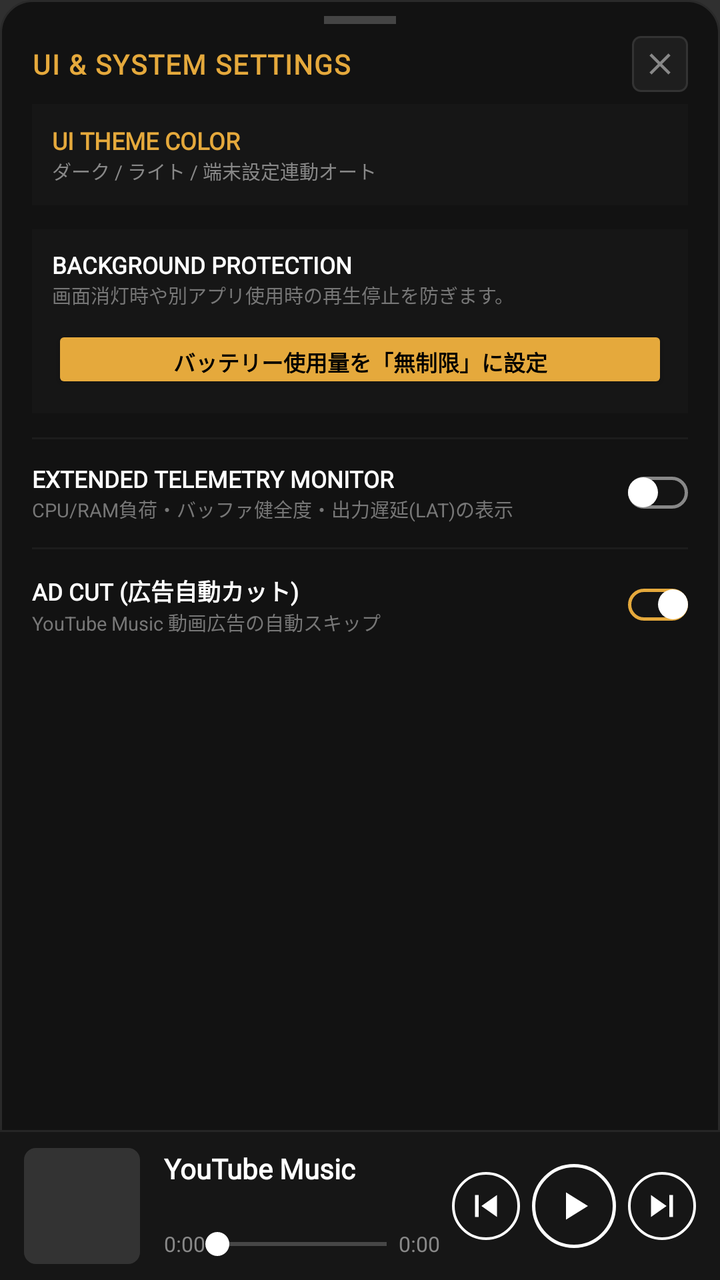
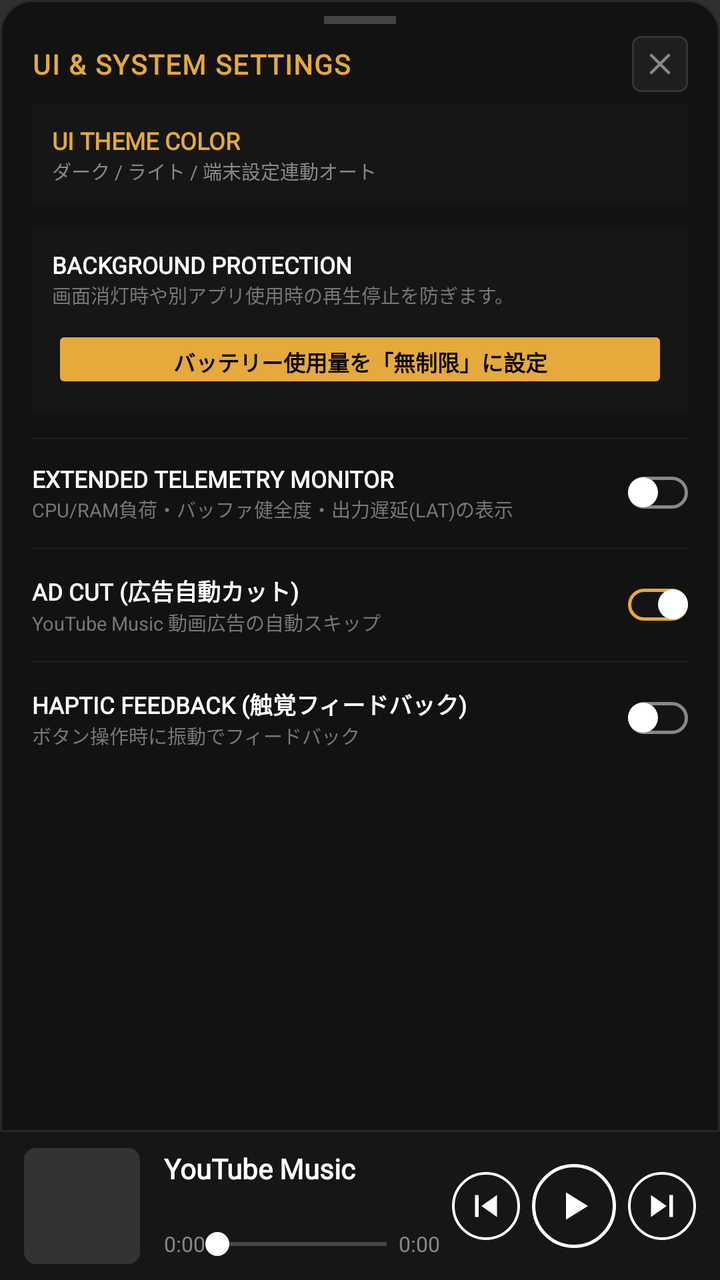

Two renders of the same Android screen: before a commit and after it. Below are the layout's source before the change and the commit's diff.
<!-- AndroidManifest.xml: application theme Theme.AppCompat.NoActionBar -->
<!-- res/layout/dialog_ui_settings.xml -->
<?xml version="1.0" encoding="utf-8"?>
<LinearLayout xmlns:android="http://schemas.android.com/apk/res/android"
    xmlns:app="http://schemas.android.com/apk/res-auto"
    android:id="@+id/uiDialogRoot"
    android:layout_width="match_parent"
    android:layout_height="match_parent"
    android:orientation="vertical"
    android:background="@drawable/bg_bottom_sheet_dap">

    <View
        android:layout_width="36dp"
        android:layout_height="4dp"
        android:layout_gravity="center_horizontal"
        android:background="#444444"
        android:layout_marginTop="8dp"
        android:layout_marginBottom="6dp" />

    <LinearLayout
        android:layout_width="match_parent"
        android:layout_height="wrap_content"
        android:orientation="horizontal"
        android:gravity="center_vertical"
        android:paddingStart="16dp"
        android:paddingEnd="16dp"
        android:layout_marginBottom="6dp">

        <TextView
            android:id="@+id/uiHeaderTitle"
            android:layout_width="0dp"
            android:layout_height="wrap_content"
            android:layout_weight="1"
            android:text="UI &amp; SYSTEM SETTINGS"
            android:textColor="#E5A93C"
            android:textSize="13.5sp"
            android:textStyle="bold"
            android:fontFamily="@font/font_dap_condensed"
            android:letterSpacing="0.05" />

        <ImageButton
            android:id="@+id/btnUiDialogClose"
            android:layout_width="28dp"
            android:layout_height="28dp"
            android:src="@drawable/ic_close"
            android:scaleType="centerInside"
            android:background="@drawable/bg_btn_icon"
            android:padding="5dp" />
    </LinearLayout>

    <androidx.core.widget.NestedScrollView
        android:layout_width="match_parent"
        android:layout_height="0dp"
        android:layout_weight="1"
        android:fillViewport="true">

        <LinearLayout
            android:layout_width="match_parent"
            android:layout_height="wrap_content"
            android:orientation="vertical"
            android:paddingStart="16dp"
            android:paddingEnd="16dp"
            android:paddingBottom="16dp">

            
            <LinearLayout
                android:id="@+id/layoutSectionTheme"
                android:layout_width="match_parent"
                android:layout_height="wrap_content"
                android:orientation="horizontal"
                android:gravity="center_vertical"
                android:background="#161616"
                android:padding="10dp"
                android:layout_marginBottom="12dp">

                <LinearLayout
                    android:layout_width="0dp"
                    android:layout_height="wrap_content"
                    android:layout_weight="1"
                    android:orientation="vertical">

                    <TextView
                        android:id="@+id/textThemeTitle"
                        android:layout_width="wrap_content"
                        android:layout_height="wrap_content"
                        android:text="UI THEME COLOR"
                        android:textColor="#E5A93C"
                        android:textSize="12sp"
                        android:textStyle="bold"
                        android:fontFamily="@font/font_dap_condensed" />

                    <TextView
                        android:id="@+id/textThemeSub"
                        android:layout_width="wrap_content"
                        android:layout_height="wrap_content"
                        android:text="ダーク / ライト / 端末設定連動オート"
                        android:textColor="#888888"
                        android:textSize="9.5sp" />
                </LinearLayout>

                <Spinner
                    android:id="@+id/dialogSpinnerTheme"
                    android:layout_width="wrap_content"
                    android:layout_height="30dp"
                    android:background="@drawable/bg_spinner_dap"
                    android:popupBackground="#1A1A1A" />
            </LinearLayout>

            
            <LinearLayout
                android:id="@+id/layoutSectionBattery"
                android:layout_width="match_parent"
                android:layout_height="wrap_content"
                android:orientation="vertical"
                android:background="#161616"
                android:padding="10dp"
                android:layout_marginBottom="12dp">

                <TextView
                    android:id="@+id/textBatteryTitle"
                    android:layout_width="wrap_content"
                    android:layout_height="wrap_content"
                    android:text="BACKGROUND PROTECTION"
                    android:textColor="#FFFFFF"
                    android:textSize="11.5sp"
                    android:textStyle="bold"
                    android:fontFamily="@font/font_dap_heading" />

                <TextView
                    android:id="@+id/textBatterySub"
                    android:layout_width="wrap_content"
                    android:layout_height="wrap_content"
                    android:text="画面消灯時や別アプリ使用時の再生停止を防ぎます。"
                    android:textColor="#777777"
                    android:textSize="9.5sp"
                    android:layout_marginBottom="8dp" />

                <Button
                    android:id="@+id/btnBatteryIgnore"
                    android:layout_width="match_parent"
                    android:layout_height="34dp"
                    android:text="バッテリー使用量を「無制限」に設定"
                    android:textColor="#000000"
                    android:textSize="11sp"
                    android:textStyle="bold"
                    android:backgroundTint="#E5A93C" />
            </LinearLayout>

            <View
                android:id="@+id/dividerUi1"
                android:layout_width="match_parent"
                android:layout_height="1dp"
                android:background="#1C1C1C"
                android:layout_marginBottom="12dp" />

            
            <LinearLayout
                android:id="@+id/layoutSectionSysMonitor"
                android:layout_width="match_parent"
                android:layout_height="wrap_content"
                android:orientation="horizontal"
                android:gravity="center_vertical"
                android:layout_marginBottom="12dp">

                <LinearLayout
                    android:layout_width="0dp"
                    android:layout_height="wrap_content"
                    android:layout_weight="1"
                    android:orientation="vertical">

                    <TextView
                        android:id="@+id/textSysMonitorTitle"
                        android:layout_width="wrap_content"
                        android:layout_height="wrap_content"
                        android:text="EXTENDED TELEMETRY MONITOR"
                        android:textColor="#FFFFFF"
                        android:textSize="11.5sp"
                        android:textStyle="bold"
                        android:fontFamily="@font/font_dap_heading" />

                    <TextView
                        android:id="@+id/textSysMonitorSub"
                        android:layout_width="wrap_content"
                        android:layout_height="wrap_content"
                        android:text="CPU/RAM負荷・バッファ健全度・出力遅延(LAT)の表示"
                        android:textColor="#777777"
                        android:textSize="9.5sp" />
                </LinearLayout>

                <androidx.appcompat.widget.SwitchCompat
                    android:id="@+id/dialogSwitchSysMonitor"
                    android:layout_width="wrap_content"
                    android:layout_height="wrap_content"
                    app:thumbTint="@null"
                    app:trackTint="@null"
                    android:thumb="@drawable/switch_thumb_white"
                    app:track="@drawable/switch_track_walkman_outline" />
            </LinearLayout>

            <View
                android:id="@+id/dividerUi2"
                android:layout_width="match_parent"
                android:layout_height="1dp"
                android:background="#1C1C1C"
                android:layout_marginBottom="12dp" />

            
            <LinearLayout
                android:id="@+id/layoutSectionAdBlock"
                android:layout_width="match_parent"
                android:layout_height="wrap_content"
                android:orientation="horizontal"
                android:gravity="center_vertical">

                <LinearLayout
                    android:layout_width="0dp"
                    android:layout_height="wrap_content"
                    android:layout_weight="1"
                    android:orientation="vertical">

                    <TextView
                        android:id="@+id/textAdBlockTitle"
                        android:layout_width="wrap_content"
                        android:layout_height="wrap_content"
                        android:text="AD CUT (広告自動カット)"
                        android:textColor="#FFFFFF"
                        android:textSize="11.5sp"
                        android:textStyle="bold"
                        android:fontFamily="@font/font_dap_heading" />

                    <TextView
                        android:id="@+id/textAdBlockSub"
                        android:layout_width="wrap_content"
                        android:layout_height="wrap_content"
                        android:text="YouTube Music 動画広告の自動スキップ"
                        android:textColor="#777777"
                        android:textSize="9.5sp" />
                </LinearLayout>

                <androidx.appcompat.widget.SwitchCompat
                    android:id="@+id/dialogSwitchAdBlock"
                    android:layout_width="wrap_content"
                    android:layout_height="wrap_content"
                    app:thumbTint="@null"
                    app:trackTint="@null"
                    android:thumb="@drawable/switch_thumb_white"
                    app:track="@drawable/switch_track_walkman_outline"
                    android:checked="true" />
            </LinearLayout>

        </LinearLayout>
    </androidx.core.widget.NestedScrollView>

    
    <LinearLayout
        android:id="@+id/uiDialogPlayerControl"
        android:layout_width="match_parent"
        android:layout_height="wrap_content"
        android:orientation="vertical"
        android:background="#161616"
        android:elevation="12dp">

        <View
            android:id="@+id/uiPlayerDivider"
            android:layout_width="match_parent"
            android:layout_height="1dp"
            android:background="#262626" />

        <LinearLayout
            android:layout_width="match_parent"
            android:layout_height="wrap_content"
            android:orientation="horizontal"
            android:gravity="center_vertical"
            android:paddingStart="12dp"
            android:paddingEnd="12dp"
            android:paddingTop="8dp"
            android:paddingBottom="8dp">

            <androidx.cardview.widget.CardView
                android:id="@+id/uiPlayerCard"
                android:layout_width="58dp"
                android:layout_height="58dp"
                app:cardCornerRadius="6dp"
                app:cardElevation="0dp"
                app:cardBackgroundColor="#222222">

                <ImageView
                    android:id="@+id/dialogImageArtworkUi"
                    android:layout_width="match_parent"
                    android:layout_height="match_parent"
                    android:scaleType="centerCrop"
                    android:src="@drawable/bg_badge_normal" />
            </androidx.cardview.widget.CardView>

            <LinearLayout
                android:layout_width="0dp"
                android:layout_height="wrap_content"
                android:layout_weight="1"
                android:orientation="vertical"
                android:layout_marginStart="12dp"
                android:layout_marginEnd="6dp">

                <TextView
                    android:id="@+id/dialogTextTrackTitleUi"
                    android:layout_width="match_parent"
                    android:layout_height="wrap_content"
                    android:text="YouTube Music"
                    android:textColor="#FFFFFF"
                    android:textSize="14sp"
                    android:textStyle="bold"
                    android:ellipsize="end"
                    android:maxLines="1"
                    android:fontFamily="@font/font_dap_heading" />

                <TextView
                    android:id="@+id/dialogTextTrackArtistUi"
                    android:layout_width="match_parent"
                    android:layout_height="wrap_content"
                    android:text=""
                    android:textColor="#BDBDBD"
                    android:textSize="12sp"
                    android:ellipsize="end"
                    android:maxLines="1"
                    android:layout_marginTop="1dp" />

                <LinearLayout
                    android:layout_width="match_parent"
                    android:layout_height="wrap_content"
                    android:orientation="horizontal"
                    android:gravity="center_vertical"
                    android:layout_marginTop="2dp">

                    <TextView
                        android:id="@+id/dialogTextCurrentTimeUi"
                        android:layout_width="wrap_content"
                        android:layout_height="wrap_content"
                        android:text="0:00"
                        android:textColor="#888888"
                        android:textSize="10.5sp"
                        android:fontFamily="@font/font_dap_mono" />

                    <SeekBar
                        android:id="@+id/dialogSeekBarUi"
                        android:layout_width="0dp"
                        android:layout_height="wrap_content"
                        android:layout_weight="1"
                        android:max="1000"
                        android:progress="0"
                        android:progressTint="#E5A93C"
                        android:thumbTint="#FFFFFF"
                        android:paddingStart="6dp"
                        android:paddingEnd="6dp" />

                    <TextView
                        android:id="@+id/dialogTextTotalTimeUi"
                        android:layout_width="wrap_content"
                        android:layout_height="wrap_content"
                        android:text="0:00"
                        android:textColor="#888888"
                        android:textSize="10.5sp"
                        android:fontFamily="@font/font_dap_mono" />
                </LinearLayout>
            </LinearLayout>

            <LinearLayout
                android:layout_width="wrap_content"
                android:layout_height="wrap_content"
                android:orientation="horizontal"
                android:gravity="center_vertical">

                <ImageButton
                    android:id="@+id/dialogBtnPrevTrackUi"
                    android:layout_width="34dp"
                    android:layout_height="34dp"
                    android:src="@drawable/ic_skip_previous"
                    android:scaleType="centerInside"
                    android:background="@drawable/bg_btn_walkman_circle_small"
                    android:padding="6dp"
                    android:layout_marginEnd="6dp" />

                <ImageButton
                    android:id="@+id/dialogBtnPlayPauseUi"
                    android:layout_width="42dp"
                    android:layout_height="42dp"
                    android:src="@drawable/ic_play"
                    android:scaleType="centerInside"
                    android:background="@drawable/bg_btn_walkman_circle_large"
                    android:padding="8dp"
                    android:layout_marginEnd="6dp" />

                <ImageButton
                    android:id="@+id/dialogBtnNextTrackUi"
                    android:layout_width="34dp"
                    android:layout_height="34dp"
                    android:src="@drawable/ic_skip_next"
                    android:scaleType="centerInside"
                    android:background="@drawable/bg_btn_walkman_circle_small"
                    android:padding="6dp" />
            </LinearLayout>
        </LinearLayout>
    </LinearLayout>
</LinearLayout>
<!-- resources referenced by this layout -->
<resources>
  <!-- drawable bg_badge_normal (drawable) -->
  ﻿<?xml version="1.0" encoding="utf-8"?>
  <shape xmlns:android="http://schemas.android.com/apk/res/android" android:shape="rectangle">
      <solid android:color="#333333" />
      <corners android:radius="2dp" />
  </shape>
  <!-- drawable bg_bottom_sheet_dap (drawable) -->
  ﻿<?xml version="1.0" encoding="utf-8"?>
  <shape xmlns:android="http://schemas.android.com/apk/res/android" android:shape="rectangle">
      <solid android:color="#121212" />
      <corners
          android:topLeftRadius="16dp"
          android:topRightRadius="16dp"
          android:bottomLeftRadius="0dp"
          android:bottomRightRadius="0dp" />
      <stroke android:width="1dp" android:color="#2A2A2A" />
  </shape>
  <!-- drawable bg_btn_icon (drawable) -->
  ﻿<?xml version="1.0" encoding="utf-8"?>
  <selector xmlns:android="http://schemas.android.com/apk/res/android">
      <item android:state_pressed="true">
          <shape android:shape="rectangle">
              <solid android:color="#333333" />
              <corners android:radius="4dp" />
          </shape>
      </item>
      <item>
          <shape android:shape="rectangle">
              <solid android:color="#1E1E1E" />
              <stroke android:width="1dp" android:color="#333333" />
              <corners android:radius="4dp" />
          </shape>
      </item>
  </selector>
  <!-- drawable bg_spinner_dap (drawable) -->
  ﻿<?xml version="1.0" encoding="utf-8"?>
  <shape xmlns:android="http://schemas.android.com/apk/res/android" android:shape="rectangle">
      <solid android:color="#1A1A1A" />
      <stroke android:width="1dp" android:color="#E5A93C" />
      <corners android:radius="3dp" />
      <padding android:left="6dp" android:right="6dp" android:top="2dp" android:bottom="2dp" />
  </shape>
  <!-- drawable ic_close (drawable) -->
  ﻿<vector xmlns:android="http://schemas.android.com/apk/res/android"
      android:width="24dp"
      android:height="24dp"
      android:viewportWidth="24"
      android:viewportHeight="24">
      <path
          android:fillColor="#888888"
          android:pathData="M19,6.41L17.59,5 12,10.59 6.41,5 5,6.41 10.59,12 5,17.59 6.41,19 12,13.41 17.59,19 19,17.59 13.41,12z"/>
  </vector>
  <!-- drawable ic_play (drawable) -->
  ﻿<vector xmlns:android="http://schemas.android.com/apk/res/android"
      android:width="24dp"
      android:height="24dp"
      android:viewportWidth="24"
      android:viewportHeight="24">
      <path
          android:fillColor="#FFFFFF"
          android:pathData="M8,5.14v13.72L19,12L8,5.14z"/>
  </vector>
  <!-- drawable ic_skip_next (drawable) -->
  ﻿<vector xmlns:android="http://schemas.android.com/apk/res/android"
      android:width="24dp"
      android:height="24dp"
      android:viewportWidth="24"
      android:viewportHeight="24">
      <path
          android:fillColor="#FFFFFF"
          android:pathData="M6,18l8.5,-6L6,6v12zM16,6v12h2V6h-2z"/>
  </vector>
  <!-- drawable ic_skip_previous (drawable) -->
  ﻿<vector xmlns:android="http://schemas.android.com/apk/res/android"
      android:width="24dp"
      android:height="24dp"
      android:viewportWidth="24"
      android:viewportHeight="24">
      <path
          android:fillColor="#FFFFFF"
          android:pathData="M6,6h2v12H6zm3.5,6l8.5,6V6z"/>
  </vector>
  <!-- drawable switch_thumb_white (drawable) -->
  ﻿<?xml version="1.0" encoding="utf-8"?>
  <layer-list xmlns:android="http://schemas.android.com/apk/res/android">
      <item android:gravity="center" android:width="15dp" android:height="15dp">
          <shape android:shape="oval">
              <solid android:color="#FFFFFF" />
              <size android:width="15dp" android:height="15dp" />
          </shape>
      </item>
  </layer-list>
  <!-- unchanged entries left out for length: 3 -->
</resources>

<!-- the commit's change to res/layout/dialog_ui_settings.xml (unified diff, before → after) -->
@@ -208,7 +208,8 @@
                 android:layout_width="match_parent"
                 android:layout_height="wrap_content"
                 android:orientation="horizontal"
-                android:gravity="center_vertical">
+                android:gravity="center_vertical"
+                android:layout_marginBottom="12dp">
 
                 <LinearLayout
                     android:layout_width="0dp"
@@ -244,6 +245,56 @@
                     android:thumb="@drawable/switch_thumb_white"
                     app:track="@drawable/switch_track_walkman_outline"
                     android:checked="true" />
+            </LinearLayout>
+
+            <View
+                android:id="@+id/dividerUi3"
+                android:layout_width="match_parent"
+                android:layout_height="1dp"
+                android:background="#1C1C1C"
+                android:layout_marginBottom="12dp" />
+
+            
+            <LinearLayout
+                android:id="@+id/layoutSectionHaptic"
+                android:layout_width="match_parent"
+                android:layout_height="wrap_content"
+                android:orientation="horizontal"
+                android:gravity="center_vertical">
+
+                <LinearLayout
+                    android:layout_width="0dp"
+                    android:layout_height="wrap_content"
+                    android:layout_weight="1"
+                    android:orientation="vertical">
+
+                    <TextView
+                        android:id="@+id/textHapticTitle"
+                        android:layout_width="wrap_content"
+                        android:layout_height="wrap_content"
+                        android:text="HAPTIC FEEDBACK (触覚フィードバック)"
+                        android:textColor="#FFFFFF"
+                        android:textSize="11.5sp"
+                        android:textStyle="bold"
+                        android:fontFamily="@font/font_dap_heading" />
+
+                    <TextView
+                        android:id="@+id/textHapticSub"
+                        android:layout_width="wrap_content"
+                        android:layout_height="wrap_content"
+                        android:text="ボタン操作時に振動でフィードバック"
+                        android:textColor="#777777"
+                        android:textSize="9.5sp" />
+                </LinearLayout>
+
+                <androidx.appcompat.widget.SwitchCompat
+                    android:id="@+id/dialogSwitchHaptic"
+                    android:layout_width="wrap_content"
+                    android:layout_height="wrap_content"
+                    app:thumbTint="@null"
+                    app:trackTint="@null"
+                    android:thumb="@drawable/switch_thumb_white"
+                    app:track="@drawable/switch_track_walkman_outline" />
             </LinearLayout>
 
         </LinearLayout>
